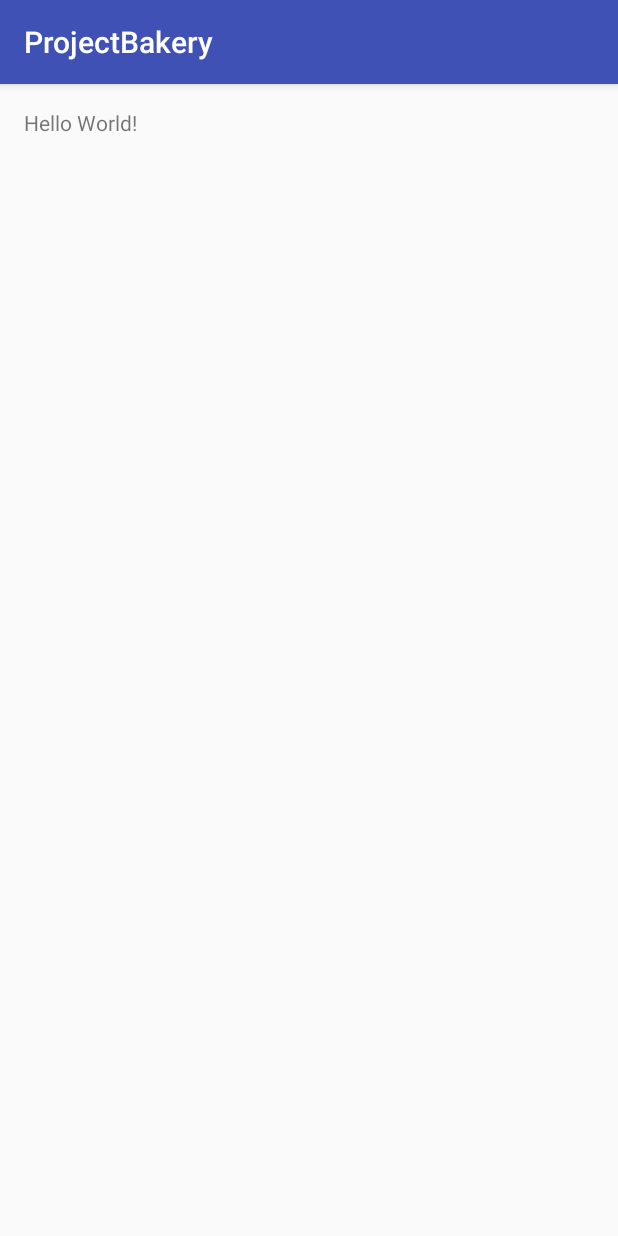
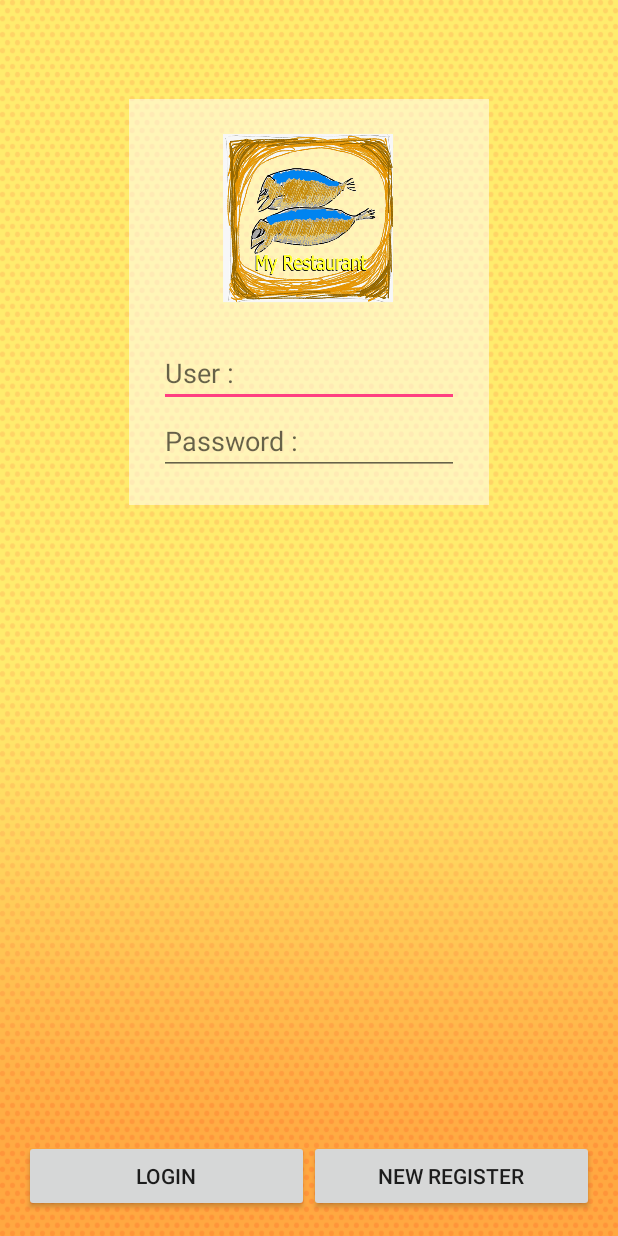
Before and after one commit to sorasakUoU/Project_Bakery1, an Android app: the screen it shows after launch (MainActivity), on a phone screen of 412 x 824 dp. Run offline under Robolectric (Android 15) with nearby library versions, the phone set to English and light mode, and no system bars.

Commit message:
Design UI MainActivity Finish

```diff
--- a/app/src/main/res/layout/activity_main.xml
+++ b/app/src/main/res/layout/activity_main.xml
@@ -7,10 +7,61 @@
     android:paddingLeft="@dimen/activity_horizontal_margin"
     android:paddingRight="@dimen/activity_horizontal_margin"
     android:paddingTop="@dimen/activity_vertical_margin"
-    tools:context="kawinpart.sorasak.projectbakery.MainActivity">
+    tools:context="kawinpart.sorasak.projectbakery.MainActivity"
+    android:background="@drawable/wall20">
 
-    <TextView
+    <LinearLayout
+        android:orientation="vertical"
         android:layout_width="wrap_content"
         android:layout_height="wrap_content"
-        android:text="Hello World!" />
+        android:layout_centerHorizontal="true"
+        android:background="#82ffffff"
+        android:layout_marginTop="50dp"
+        android:padding="20dp" >
+
+        <ImageView
+            android:layout_width="@dimen/icon"
+            android:layout_height="@dimen/icon"
+            android:id="@+id/imageView2"
+            android:src="@drawable/restaurant512"
+            android:layout_gravity="center_horizontal"
+            android:layout_marginBottom="20dp" />
+
+        <EditText
+            android:layout_width="@dimen/edittext"
+            android:layout_height="wrap_content"
+            android:id="@+id/editText3"
+            android:hint="User :"
+            android:inputType="text" />
+
+        <EditText
+            android:layout_width="@dimen/edittext"
+            android:layout_height="wrap_content"
+            android:id="@+id/editText4"
+            android:hint="Password :"
+            android:inputType="textPassword" />
+    </LinearLayout>
+
+    <LinearLayout
+        android:orientation="horizontal"
+        android:layout_width="match_parent"
+        android:layout_height="wrap_content"
+        android:layout_alignParentBottom="true" >
+
+        <Button
+            android:layout_width="0dp"
+            android:layout_height="wrap_content"
+            android:onClick="clickLogin"
+            android:text="Login"
+            android:id="@+id/button3"
+            android:layout_weight="1" />
+
+        <Button
+            android:layout_width="0dp"
+            android:layout_height="wrap_content"
+            android:text="New Register"
+            android:onClick="clickNewRegister"
+            android:id="@+id/button4"
+            android:layout_weight="1" />
+    </LinearLayout>
 </RelativeLayout>
--- a/app/src/main/res/values/colors.xml
+++ b/app/src/main/res/values/colors.xml
@@ -3,4 +3,7 @@
     <color name="colorPrimary">#3F51B5</color>
     <color name="colorPrimaryDark">#303F9F</color>
     <color name="colorAccent">#FF4081</color>
+
+    <color name="text">#ff0000</color>
+
 </resources>
--- a/app/src/main/res/values/dimens.xml
+++ b/app/src/main/res/values/dimens.xml
@@ -2,4 +2,10 @@
     <!-- Default screen margins, per the Android Design guidelines. -->
     <dimen name="activity_horizontal_margin">16dp</dimen>
     <dimen name="activity_vertical_margin">16dp</dimen>
+
+    <dimen name="icon">120dp</dimen>
+    <dimen name="edittext">200dp</dimen>
+    <dimen name="h1">35sp</dimen>
+    <dimen name="h2">20sp</dimen>
+
 </resources>
--- a/app/src/main/res/values/strings.xml
+++ b/app/src/main/res/values/strings.xml
@@ -1,3 +1,4 @@
 <resources>
     <string name="app_name">ProjectBakery</string>
+    <string name="receive">ใบเสร็จรับเงิน</string>
 </resources>
--- a/app/src/main/res/values/styles.xml
+++ b/app/src/main/res/values/styles.xml
@@ -1,7 +1,7 @@
 <resources>
 
     <!-- Base application theme. -->
-    <style name="AppTheme" parent="Theme.AppCompat.Light.DarkActionBar">
+    <style name="AppTheme" parent="Theme.AppCompat.Light.NoActionBar">
         <!-- Customize your theme here. -->
         <item name="colorPrimary">@color/colorPrimary</item>
         <item name="colorPrimaryDark">@color/colorPrimaryDark</item>
```
Also changed, not shown: app/src/main/res/drawable/restaurant512.png (added), app/src/main/res/drawable/wall20.png (added).
